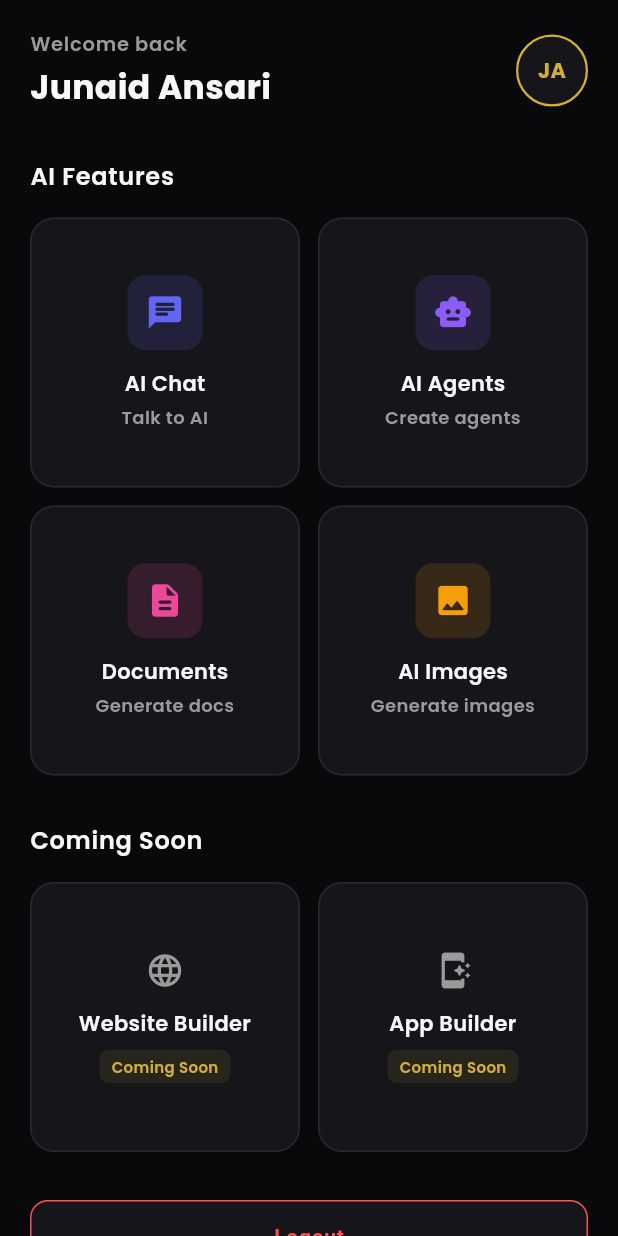
After one commit to ansarijunaid19813-ops/nexora-ai, a Flutter app: the DashboardScreen screen opened by its route, on a phone screen of 412 x 824 dp. The commit adds this screen. Run offline on Flutter 3.47's test engine with Material 3 defaults, Android fonts, the phone set to English and light mode, and no system bars; drawn by our look-alikes of flutter_animate; our stand-ins replace flutter_riverpod, google_fonts.

Commit message:
feat: Dashboard screen with AI feature cards

```diff
--- a/lib/features/auth/login_screen.dart
+++ b/lib/features/auth/login_screen.dart
@@ -29,7 +29,14 @@ class _LoginScreenState extends State<LoginScreen> {
     setState(() => _isLoading = true);
     // TODO: Auth logic
     Future.delayed(const Duration(seconds: 2), () {
-        if (mounted) setState(() => _isLoading = false);
+      if (mounted) {
+        setState(() => _isLoading = false);
+        Navigator.pushNamedAndRemoveUntil(
+          context,
+          AppConstants.routeDashboard,
+          (route) => false,
+        );
+      }
     });
   }
 }
--- a/lib/features/auth/signup_screen.dart
+++ b/lib/features/auth/signup_screen.dart
@@ -34,7 +34,14 @@ class _SignupScreenState extends State<SignupScreen> {
     setState(() => _isLoading = true);
     // TODO: Auth logic
     Future.delayed(const Duration(seconds: 2), () {
-        if (mounted) setState(() => _isLoading = false);
+      if (mounted) {
+        setState(() => _isLoading = false);
+        Navigator.pushNamedAndRemoveUntil(
+          context,
+          AppConstants.routeDashboard,
+          (route) => false,
+        );
+      }
     });
   }
 }
--- /dev/null
+++ b/lib/features/dashboard/dashboard_screen.dart
@@ -0,0 +1,356 @@
+import 'package:flutter/material.dart';
+import 'package:flutter_animate/flutter_animate.dart';
+import '../../core/theme/app_theme.dart';
+import '../../core/constants/app_constants.dart';
+
+class DashboardScreen extends StatelessWidget {
+  const DashboardScreen({super.key});
+
+  @override
+  Widget build(BuildContext context) {
+    return Scaffold(
+      backgroundColor: AppColors.background,
+      body: SafeArea(
+        child: SingleChildScrollView(
+          padding: const EdgeInsets.all(20),
+          child: Column(
+            crossAxisAlignment: CrossAxisAlignment.start,
+            children: [
+              // Header
+              Row(
+                mainAxisAlignment: MainAxisAlignment.spaceBetween,
+                children: [
+                  Column(
+                    crossAxisAlignment: CrossAxisAlignment.start,
+                    children: [
+                      const Text(
+                        'Welcome back',
+                        style: TextStyle(
+                          color: AppColors.textSecondary,
+                          fontSize: 13,
+                          letterSpacing: 0.5,
+                        ),
+                      ),
+                      const SizedBox(height: 4),
+                      const Text(
+                        'Junaid Ansari',
+                        style: TextStyle(
+                          color: AppColors.text,
+                          fontSize: 22,
+                          fontWeight: FontWeight.bold,
+                        ),
+                      ),
+                    ],
+                  ),
+                  Container(
+                    width: 48,
+                    height: 48,
+                    decoration: BoxDecoration(
+                      shape: BoxShape.circle,
+                      color: AppColors.card,
+                      border: Border.all(
+                        color: AppColors.accent,
+                        width: 1.5,
+                      ),
+                    ),
+                    child: const Center(
+                      child: Text(
+                        'JA',
+                        style: TextStyle(
+                          color: AppColors.accent,
+                          fontSize: 14,
+                          fontWeight: FontWeight.bold,
+                        ),
+                      ),
+                    ),
+                  ),
+                ],
+              )
+                  .animate()
+                  .fadeIn(duration: 600.ms)
+                  .slideX(begin: -0.2, end: 0),
+
+              const SizedBox(height: 32),
+
+              // AI Features Grid
+              const Text(
+                'AI Features',
+                style: TextStyle(
+                  color: AppColors.text,
+                  fontSize: 16,
+                  fontWeight: FontWeight.w600,
+                  letterSpacing: 0.5,
+                ),
+              )
+                  .animate()
+                  .fadeIn(duration: 600.ms, delay: 200.ms),
+
+              const SizedBox(height: 16),
+
+              // Feature Cards Grid
+              GridView.count(
+                crossAxisCount: 2,
+                crossAxisSpacing: 12,
+                mainAxisSpacing: 12,
+                shrinkWrap: true,
+                physics: const NeverScrollableScrollPhysics(),
+                children: [
+                  _buildFeatureCard(
+                    context: context,
+                    icon: Icons.chat_rounded,
+                    title: 'AI Chat',
+                    subtitle: 'Talk to AI',
+                    color: const Color(0xFF6366F1),
+                    onTap: () {
+                      Navigator.pushNamed(context, AppConstants.routeChat);
+                    },
+                    delay: 300.ms,
+                  ),
+                  _buildFeatureCard(
+                    context: context,
+                    icon: Icons.smart_toy_rounded,
+                    title: 'AI Agents',
+                    subtitle: 'Create agents',
+                    color: const Color(0xFF8B5CF6),
+                    onTap: () {
+                      Navigator.pushNamed(context, AppConstants.routeAgents);
+                    },
+                    delay: 400.ms,
+                  ),
+                  _buildFeatureCard(
+                    context: context,
+                    icon: Icons.description_rounded,
+                    title: 'Documents',
+                    subtitle: 'Generate docs',
+                    color: const Color(0xFFEC4899),
+                    onTap: () {
+                      Navigator.pushNamed(
+                        context,
+                        AppConstants.routeDocuments,
+                      );
+                    },
+                    delay: 500.ms,
+                  ),
+                  _buildFeatureCard(
+                    context: context,
+                    icon: Icons.image_rounded,
+                    title: 'AI Images',
+                    subtitle: 'Generate images',
+                    color: const Color(0xFFF59E0B),
+                    onTap: () {},
+                    delay: 600.ms,
+                  ),
+                ],
+              ),
+
+              const SizedBox(height: 32),
+
+              // Coming Soon Section
+              const Text(
+                'Coming Soon',
+                style: TextStyle(
+                  color: AppColors.text,
+                  fontSize: 16,
+                  fontWeight: FontWeight.w600,
+                  letterSpacing: 0.5,
+                ),
+              )
+                  .animate()
+                  .fadeIn(duration: 600.ms, delay: 700.ms),
+
+              const SizedBox(height: 16),
+
+              GridView.count(
+                crossAxisCount: 2,
+                crossAxisSpacing: 12,
+                mainAxisSpacing: 12,
+                shrinkWrap: true,
+                physics: const NeverScrollableScrollPhysics(),
+                children: [
+                  _buildComingSoonCard(
+                    icon: Icons.language_rounded,
+                    title: 'Website Builder',
+                    delay: 800.ms,
+                  ),
+                  _buildComingSoonCard(
+                    icon: Icons.app_shortcut_rounded,
+                    title: 'App Builder',
+                    delay: 900.ms,
+                  ),
+                ],
+              ),
+
+              const SizedBox(height: 32),
+
+              // Logout Button
+              SizedBox(
+                width: double.infinity,
+                height: 48,
+                child: ElevatedButton(
+                  onPressed: () {
+                    Navigator.pushNamedAndRemoveUntil(
+                      context,
+                      AppConstants.routeLogin,
+                      (route) => false,
+                    );
+                  },
+                  style: ElevatedButton.styleFrom(
+                    backgroundColor: AppColors.card,
+                    foregroundColor: Colors.redAccent,
+                    shape: RoundedRectangleBorder(
+                      borderRadius: BorderRadius.circular(12),
+                      side: const BorderSide(
+                        color: Colors.redAccent,
+                        width: 1,
+                      ),
+                    ),
+                    elevation: 0,
+                  ),
+                  child: const Text(
+                    'Logout',
+                    style: TextStyle(
+                      fontSize: 14,
+                      fontWeight: FontWeight.w600,
+                      letterSpacing: 0.5,
+                    ),
+                  ),
+                ),
+              )
+                  .animate()
+                  .fadeIn(duration: 600.ms, delay: 1000.ms),
+            ],
+          ),
+        ),
+      ),
+    );
+  }
+
+  Widget _buildFeatureCard({
+    required BuildContext context,
+    required IconData icon,
+    required String title,
+    required String subtitle,
+    required Color color,
+    required VoidCallback onTap,
+    required Duration delay,
+  }) {
+    return GestureDetector(
+      onTap: onTap,
+      child: Container(
+        decoration: BoxDecoration(
+          color: AppColors.card,
+          borderRadius: BorderRadius.circular(16),
+          border: Border.all(
+            color: AppColors.border,
+            width: 1,
+          ),
+        ),
+        child: Material(
+          color: Colors.transparent,
+          child: InkWell(
+            onTap: onTap,
+            borderRadius: BorderRadius.circular(16),
+            child: Padding(
+              padding: const EdgeInsets.all(16),
+              child: Column(
+                mainAxisAlignment: MainAxisAlignment.center,
+                children: [
+                  Container(
+                    width: 50,
+                    height: 50,
+                    decoration: BoxDecoration(
+                      color: color.withOpacity(0.15),
+                      borderRadius: BorderRadius.circular(12),
+                    ),
+                    child: Icon(
+                      icon,
+                      color: color,
+                      size: 26,
+                    ),
+                  ),
+                  const SizedBox(height: 12),
+                  Text(
+                    title,
+                    style: const TextStyle(
+                      color: AppColors.text,
+                      fontSize: 14,
+                      fontWeight: FontWeight.w600,
+                    ),
+                  ),
+                  const SizedBox(height: 4),
+                  Text(
+                    subtitle,
+                    style: const TextStyle(
+                      color: AppColors.textSecondary,
+                      fontSize: 12,
+                    ),
+                    textAlign: TextAlign.center,
+                  ),
+                ],
+              ),
+            ),
+          ),
+        ),
+      )
+          .animate()
+          .fadeIn(duration: 600.ms, delay: delay)
+          .scale(begin: const Offset(0.8, 0.8)),
+    );
+  }
+
+  Widget _buildComingSoonCard({
+    required IconData icon,
+    required String title,
+    required Duration delay,
+  }) {
+    return Container(
+      decoration: BoxDecoration(
+        color: AppColors.card,
+        borderRadius: BorderRadius.circular(16),
+        border: Border.all(
+          color: AppColors.border,
+          width: 1,
+        ),
+      ),
+      child: Column(
+        mainAxisAlignment: MainAxisAlignment.center,
+        children: [
+          Icon(
+            icon,
+            color: AppColors.textSecondary,
+            size: 26,
+          ),
+          const SizedBox(height: 12),
+          Text(
+            title,
+            style: const TextStyle(
+              color: AppColors.text,
+              fontSize: 14,
+              fontWeight: FontWeight.w600,
+            ),
+            textAlign: TextAlign.center,
+          ),
+          const SizedBox(height: 8),
+          Container(
+            padding: const EdgeInsets.symmetric(horizontal: 8, vertical: 4),
+            decoration: BoxDecoration(
+              color: AppColors.accent.withOpacity(0.1),
+              borderRadius: BorderRadius.circular(6),
+            ),
+            child: const Text(
+              'Coming Soon',
+              style: TextStyle(
+                color: AppColors.accent,
+                fontSize: 10,
+                fontWeight: FontWeight.w600,
+              ),
+            ),
+          ),
+        ],
+      ),
+    )
+        .animate()
+        .fadeIn(duration: 600.ms, delay: delay)
+        .scale(begin: const Offset(0.8, 0.8));
+  }
+}
--- a/lib/main.dart
+++ b/lib/main.dart
@@ -6,6 +6,7 @@ import 'features/auth/splash_screen.dart';
 import 'features/auth/login_screen.dart';
 import 'features/auth/signup_screen.dart';
 import 'features/auth/forgot_password_screen.dart';
+import 'features/dashboard/dashboard_screen.dart';
 
 void main() {
   runApp(
@@ -31,6 +32,7 @@ class NexoraApp extends StatelessWidget {
         AppConstants.routeSignup: (context) => const SignupScreen(),
         AppConstants.routeForgotPassword: (context) =>
             const ForgotPasswordScreen(),
+        AppConstants.routeDashboard: (context) => const DashboardScreen(),
       },
     );
   }
```
Lines whose indentation alone changed are shown as unchanged.
